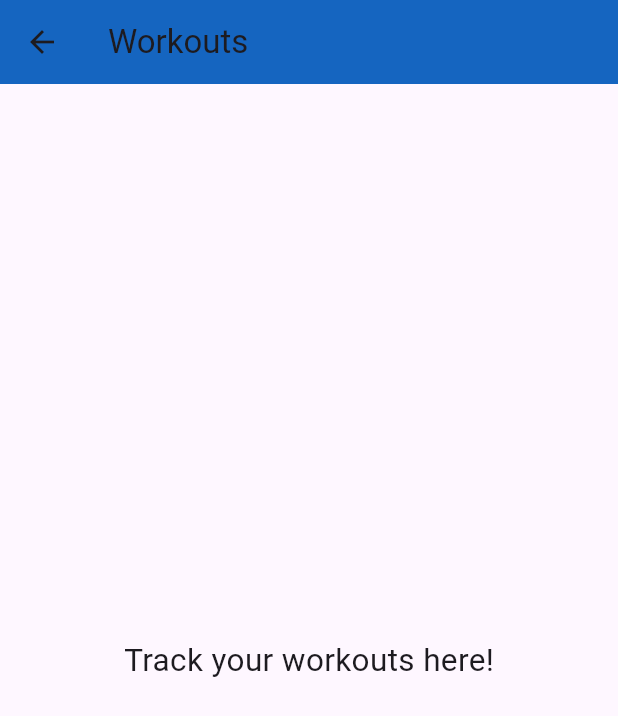
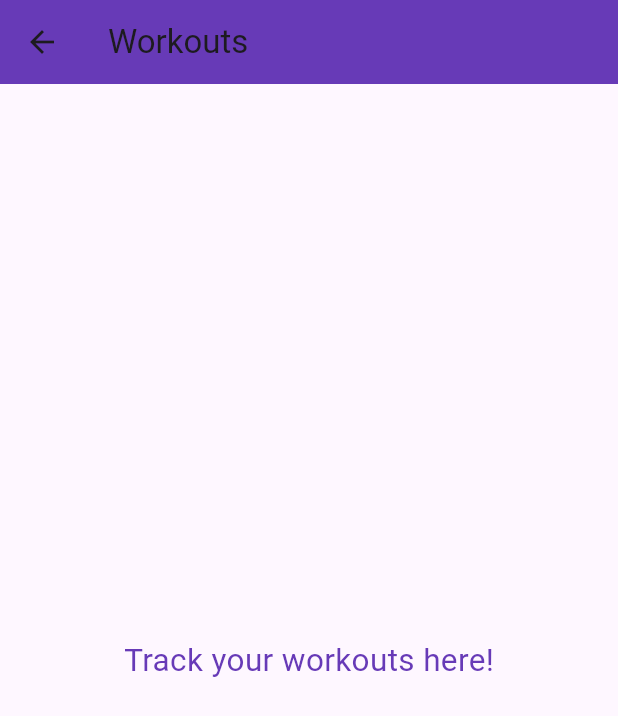
Before and after one commit to lujamanandhar/FYP, a Flutter app: the HomeScreen screen opened directly, after a tap on "Workouts", on a phone screen of 412 x 824 dp. Shown: the top 716 px of the screen. Run offline on Flutter 3.47's test engine with Material 3 defaults, Android fonts, the phone set to English and light mode, and no system bars.

Commit message:
homescreen practice

```diff
--- a/nutrilift/lib/homescreen.dart
+++ b/nutrilift/lib/homescreen.dart
@@ -43,7 +43,7 @@ class HomeScreen extends StatelessWidget {
                     ),
                   ],
                 ),
-                child: Icon(icon, size: 64, color: Colors.white),
+                child: Icon(icon, size: 64, color: Colors.deepPurpleAccent), // Changed icon color
               ),
               const SizedBox(height: 18),
               Text(
@@ -51,7 +51,7 @@ class HomeScreen extends StatelessWidget {
                 style: const TextStyle(
                   fontSize: 26,
                   fontWeight: FontWeight.bold,
-                  color: Colors.white,
+                  color: Colors.deepPurple, // Changed text color
                   letterSpacing: 1.2,
                   shadows: [
                     Shadow(
@@ -67,7 +67,7 @@ class HomeScreen extends StatelessWidget {
                 subtitle,
                 style: const TextStyle(
                   fontSize: 16,
-                  color: Colors.white70,
+                  color: Colors.deepPurpleAccent, // Changed subtitle color
                 ),
                 textAlign: TextAlign.center,
               ),
@@ -83,13 +83,13 @@ class HomeScreen extends StatelessWidget {
     return Scaffold(
       extendBodyBehindAppBar: true,
       appBar: AppBar(
-        backgroundColor: Colors.transparent,
+        backgroundColor: Colors.deepPurple.withOpacity(0.7), // Changed appbar color
         elevation: 0,
         title: const Text('NutriLift Fitness'),
         centerTitle: true,
         actions: [
           IconButton(
-            icon: const Icon(Icons.account_circle, size: 32),
+            icon: const Icon(Icons.account_circle, size: 32, color: Colors.deepPurpleAccent), // Changed icon color
             onPressed: () {
               Navigator.push(
                 context,
@@ -102,7 +102,7 @@ class HomeScreen extends StatelessWidget {
       body: Container(
         decoration: const BoxDecoration(
           gradient: LinearGradient(
-            colors: [Color(0xFFB2FEFA), Color(0xFF0ED2F7), Color(0xFF005BEA)],
+            colors: [Color(0xFFE0C3FC), Color(0xFF8EC5FC), Color(0xFF7367F0)], // Changed background gradient
             begin: Alignment.topLeft,
             end: Alignment.bottomRight,
           ),
@@ -118,25 +118,25 @@ class HomeScreen extends StatelessWidget {
                   decoration: BoxDecoration(
                     shape: BoxShape.circle,
                     gradient: const LinearGradient(
-                      colors: [Color(0xFF005BEA), Color(0xFF00C6FB)],
+                      colors: [Color(0xFF7367F0), Color(0xFFE0C3FC)], // Changed icon background gradient
                       begin: Alignment.topLeft,
                       end: Alignment.bottomRight,
                     ),
                     boxShadow: [
                       BoxShadow(
-                        color: Colors.blue.withOpacity(0.35),
+                        color: Colors.deepPurple.withOpacity(0.35),
                         blurRadius: 32,
                         offset: const Offset(0, 16),
                       ),
                     ],
                   ),
-                  child: const Icon(Icons.directions_run, size: 110, color: Colors.white),
+                  child: const Icon(Icons.directions_run, size: 110, color: Colors.deepPurpleAccent), // Changed icon color
                 ),
                 const SizedBox(height: 36),
                 ShaderMask(
                   shaderCallback: (Rect bounds) {
                     return const LinearGradient(
-                      colors: [Color(0xFF005BEA), Color(0xFF00C6FB)],
+                      colors: [Color(0xFF7367F0), Color(0xFFE0C3FC)], // Changed gradient
                       begin: Alignment.topLeft,
                       end: Alignment.bottomRight,
                     ).createShader(bounds);
@@ -156,7 +156,7 @@ class HomeScreen extends StatelessWidget {
                   padding: EdgeInsets.symmetric(horizontal: 36),
                   child: Text(
                     'Track workouts, nutrition, and reach your fitness goals with ease.',
-                    style: TextStyle(fontSize: 20, color: Colors.black87, fontWeight: FontWeight.w500),
+                    style: TextStyle(fontSize: 20, color: Colors.deepPurple, fontWeight: FontWeight.w500), // Changed text color
                     textAlign: TextAlign.center,
                   ),
                 ),
@@ -168,7 +168,7 @@ class HomeScreen extends StatelessWidget {
                       icon: Icons.fitness_center,
                       title: 'Workouts',
                       subtitle: 'Log & view workouts',
-                      color: Colors.blueAccent,
+                      color: Colors.deepPurpleAccent, // Changed card color
                       onTap: () {
                         Navigator.push(
                           context,
@@ -181,7 +181,7 @@ class HomeScreen extends StatelessWidget {
                       icon: Icons.restaurant,
                       title: 'Nutrition',
                       subtitle: 'Track your meals',
-                      color: Colors.green,
+                      color: Colors.purple, // Changed card color
                       onTap: () {
                         Navigator.push(
                           context,
@@ -196,18 +196,18 @@ class HomeScreen extends StatelessWidget {
                   margin: const EdgeInsets.symmetric(horizontal: 36),
                   elevation: 10,
                   shape: RoundedRectangleBorder(borderRadius: BorderRadius.circular(18)),
-                  color: Colors.white.withOpacity(0.92),
+                  color: Colors.deepPurple[50]!.withOpacity(0.92), // Changed card color
                   child: Padding(
                     padding: const EdgeInsets.all(22.0),
                     child: Row(
                       mainAxisAlignment: MainAxisAlignment.center,
                       children: const [
-                        Icon(Icons.info_outline, color: Colors.blueAccent),
+                        Icon(Icons.info_outline, color: Colors.deepPurpleAccent), // Changed icon color
                         SizedBox(width: 14),
                         Flexible(
                           child: Text(
                             'Tip: Stay consistent and hydrated for best results!',
-                            style: TextStyle(fontSize: 18, color: Colors.black87, fontWeight: FontWeight.w500),
+                            style: TextStyle(fontSize: 18, color: Colors.deepPurple, fontWeight: FontWeight.w500), // Changed text color
                           ),
                         ),
                       ],
@@ -222,7 +222,7 @@ class HomeScreen extends StatelessWidget {
                     decoration: BoxDecoration(
                       borderRadius: BorderRadius.circular(16),
                       gradient: LinearGradient(
-                        colors: [Colors.blue[100]!, Colors.blue[50]!],
+                        colors: [Colors.deepPurple[100]!, Colors.deepPurple[50]!], // Changed gradient
                         begin: Alignment.topLeft,
                         end: Alignment.bottomRight,
                       ),
@@ -231,14 +231,14 @@ class HomeScreen extends StatelessWidget {
                     child: Row(
                       mainAxisAlignment: MainAxisAlignment.center,
                       children: const [
-                        Icon(Icons.format_quote, color: Colors.blueAccent, size: 28),
+                        Icon(Icons.format_quote, color: Colors.deepPurpleAccent, size: 28), // Changed icon color
                         SizedBox(width: 10),
                         Flexible(
                           child: Text(
                             '"Success starts with self-discipline."',
                             style: TextStyle(
                               fontSize: 17,
-                              color: Colors.blueAccent,
+                              color: Colors.deepPurpleAccent, // Changed text color
                               fontStyle: FontStyle.italic,
                             ),
                           ),
@@ -264,13 +264,13 @@ class ProfileScreen extends StatelessWidget {
   Widget build(BuildContext context) {
     return Scaffold(
       appBar: AppBar(
-        backgroundColor: Colors.blue[800],
+        backgroundColor: Colors.deepPurple,
         title: const Text('Profile'),
       ),
       body: const Center(
         child: Text(
           'This is the Profile Screen',
-          style: TextStyle(fontSize: 21),
+          style: TextStyle(fontSize: 21, color: Colors.deepPurple), // Changed text color
         ),
       ),
     );
@@ -284,13 +284,13 @@ class WorkoutsScreen extends StatelessWidget {
   Widget build(BuildContext context) {
     return Scaffold(
       appBar: AppBar(
-        backgroundColor: Colors.blue[800],
+        backgroundColor: Colors.deepPurple,
         title: const Text('Workouts'),
       ),
       body: const Center(
         child: Text(
           'Track your workouts here!',
-          style: TextStyle(fontSize: 21),
+          style: TextStyle(fontSize: 21, color: Colors.deepPurple), // Changed text color
         ),
       ),
     );
@@ -304,13 +304,13 @@ class NutritionScreen extends StatelessWidget {
   Widget build(BuildContext context) {
     return Scaffold(
       appBar: AppBar(
-        backgroundColor: Colors.green,
+        backgroundColor: Colors.purple,
         title: const Text('Nutrition'),
       ),
       body: const Center(
         child: Text(
           'Track your nutrition here!',
-          style: TextStyle(fontSize: 21),
+          style: TextStyle(fontSize: 21, color: Colors.purple), // Changed text color
         ),
       ),
     );
```
